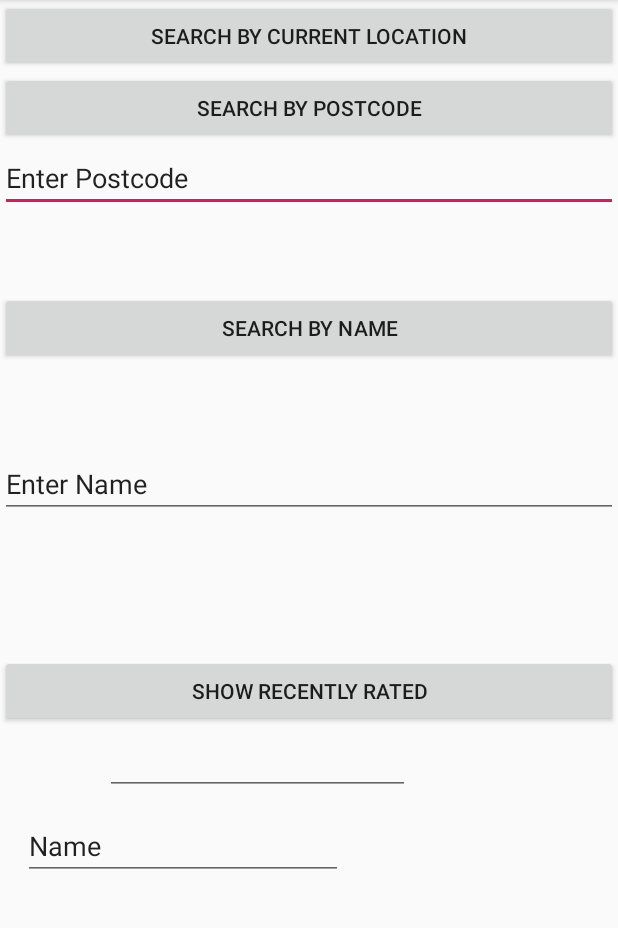
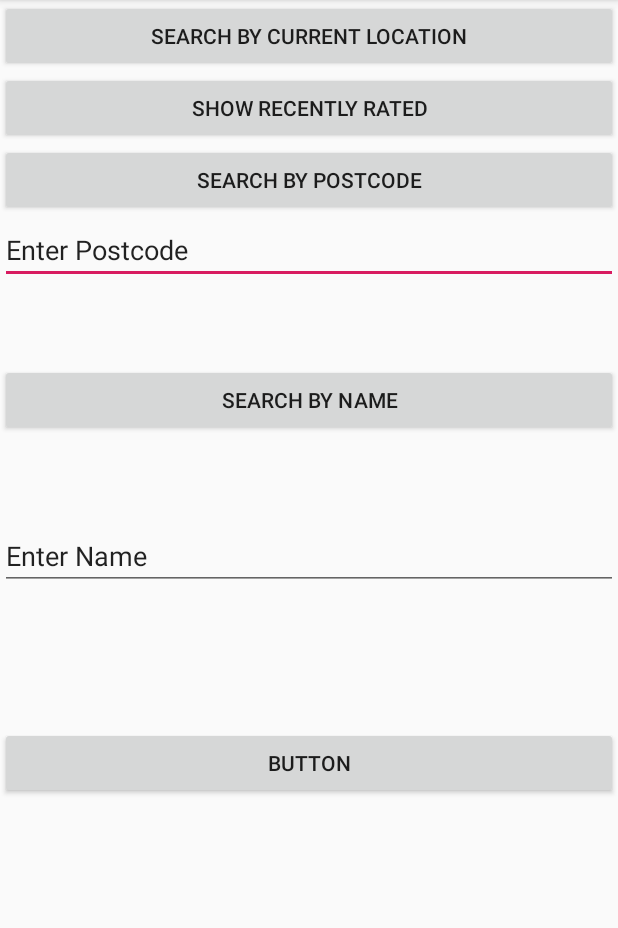
Before and after one commit to AdamPhilipSmith/HygieneRatingApp, an Android app: the screen it shows after launch (MainActivity), on a phone screen of 412 x 824 dp, the part 84-1012 px from its top. Run offline under Robolectric (Android 15) with nearby library versions, the phone set to English and light mode, and no system bars.

Commit message:
All buttons functional and parse JSON. All showing on other screen. Still issue with random button needed and other button not working first time

```diff
--- a/app/src/main/AndroidManifest.xml
+++ b/app/src/main/AndroidManifest.xml
@@ -20,6 +20,10 @@
                 <category android:name="android.intent.category.LAUNCHER" />
             </intent-filter>
         </activity>
+        <activity
+
+            android:name=".MainActivity2" >
+        </activity>
     </application>
 
 </manifest>
--- a/app/src/main/java/com/example/hygieneratingapp/MainActivity.java
+++ b/app/src/main/java/com/example/hygieneratingapp/MainActivity.java
@@ -5,6 +5,7 @@ import androidx.core.app.ActivityCompat;
 
 import android.Manifest;
 import android.content.Context;
+import android.content.Intent;
 import android.content.pm.PackageManager;
 import android.location.Location;
 import android.location.LocationListener;
@@ -13,23 +14,19 @@ import android.net.ConnectivityManager;
 import android.net.NetworkInfo;
 import android.os.Bundle;
 import android.os.StrictMode;
-import android.util.Log;
 import android.view.View;
 import android.widget.Button;
 import android.widget.EditText;
 import android.widget.TextView;
 
 import java.io.BufferedReader;
-import java.io.FileReader;
 import java.io.IOException;
 import java.io.InputStreamReader;
 import java.net.URL;
 import java.net.URLConnection;
-import org.json.*;
+
 import org.json.JSONArray;
 import org.json.JSONException;
-import org.json.JSONObject;
-
 
 
 public class MainActivity extends AppCompatActivity {
@@ -44,7 +41,10 @@ public class MainActivity extends AppCompatActivity {
     EditText input;
     private double lat;
     private double lng;
+    Button button;
+    Button button2;
     //private double lat2;
+    TextView display;
 
     @Override
 
@@ -52,6 +52,7 @@ public class MainActivity extends AppCompatActivity {
     protected void onCreate(Bundle savedInstanceState) {
         super.onCreate(savedInstanceState);
         setContentView(R.layout.activity_main);
+        addListenerOnButton();
 
         boolean ok = true;
         for (int i = 0; i < requiredPermissions.length; i++) {
@@ -64,6 +65,8 @@ public class MainActivity extends AppCompatActivity {
 
 
 
+
+
         //Allows Networking to be done in  the same thread
         StrictMode.ThreadPolicy policy  = new StrictMode.ThreadPolicy.Builder().permitAll().build();
         StrictMode.setThreadPolicy(policy);
@@ -71,9 +74,31 @@ public class MainActivity extends AppCompatActivity {
 
     }
 
+    public void addListenerOnButton() {
+        final Context context = this;
+
+        button = (Button) findViewById(R.id.button2);
+
+
+        button.setOnClickListener(new View.OnClickListener() {
+
+            @Override
+            public void onClick(View arg0) {
+
+                Intent intent = new Intent(context, MainActivity2.class);
+                startActivity(intent);
+
+            }
+
+        });
+
+
+    }
+
 
     public void Search(View v){
-        input = (EditText) findViewById(R.id.editText);
+        //input = (EditText) findViewById(R.id.Display3);
+
         ConnectivityManager connMgr = (ConnectivityManager) getSystemService(Context.CONNECTIVITY_SERVICE);
         NetworkInfo networkInfo = connMgr.getActiveNetworkInfo();
 
@@ -187,17 +212,28 @@ public class MainActivity extends AppCompatActivity {
                 }
                 in.close();
                 JSONArray aryJSONStrings = new JSONArray(responseBody);
-                String test3 = null;
+                String test3 = "";
                 for (int i=0; i<aryJSONStrings.length(); i++) {
-                    test3 += ("Address= ");
+                    test3 += ("Address = ");
                     test3 += aryJSONStrings.getJSONObject(i).getString("BusinessName");
-                    test3 += (" Rating= ");
-                    test3 += aryJSONStrings.getJSONObject(i).getString("RatingValue");
-                    test3 += (" ");
+                    test3 += ("\nPost Code = ");
+                    test3 += aryJSONStrings.getJSONObject(i).getString("PostCode");
+                    test3 += ("\nRating = ");
+
+                    // Changes Rating to 'Exempt' if it is '-1'.
+                    if (aryJSONStrings.getJSONObject(i).getString("RatingValue").equals("-1")){
+                        test3 += "Exempt";
+                    }
+                    else test3 += aryJSONStrings.getJSONObject(i).getString("RatingValue");
+                    test3 += ("\n\n\n");
                 }
                 //String response = obj.getString("id");
+                //String test = "test";
 
-                input.setText(test3);
+                //Sets intent so that the results can be displayed on the second page
+                Intent sendStuff = new Intent(this, MainActivity2.class);
+                sendStuff.putExtra("t", test3);
+                startActivity(sendStuff);
                 //input.setText(responseBody);
             }
             catch (IOException ioe){
--- a/app/src/main/res/layout/activity_main.xml
+++ b/app/src/main/res/layout/activity_main.xml
@@ -9,8 +9,8 @@
     <ScrollView
         android:layout_width="match_parent"
         android:layout_height="match_parent"
-        tools:layout_editor_absoluteX="-37dp"
-        tools:layout_editor_absoluteY="-16dp">
+        tools:layout_editor_absoluteX="453dp"
+        tools:layout_editor_absoluteY="-187dp">
 
         <LinearLayout
             android:id="@+id/linearLayout"
@@ -24,6 +24,13 @@
                 android:layout_height="wrap_content"
                 android:onClick="Search"
                 android:text="@string/SearchByLocation" />
+
+            <Button
+                android:id="@+id/showRecent"
+                android:layout_width="match_parent"
+                android:layout_height="wrap_content"
+                android:onClick="Search"
+                android:text="@string/ShowRecent" />
 
             <Button
                 android:id="@+id/SearchByPostCode"
@@ -59,32 +66,10 @@
                 android:text="@string/EnterName" />
 
             <Button
-                android:id="@+id/showRecent"
+                android:id="@+id/button2"
                 android:layout_width="match_parent"
                 android:layout_height="wrap_content"
-                android:onClick="Search"
-                android:text="@string/ShowRecent" />
-
-            <EditText
-                android:id="@+id/editText"
-                android:layout_width="203dp"
-                android:layout_height="wrap_content"
-                android:layout_marginStart="70dp"
-                android:layout_marginEnd="70dp"
-                android:layout_marginBottom="11dp"
-                android:ems="10"
-                android:inputType="textPersonName"
-                tools:text="0" />
-
-            <EditText
-                android:id="@+id/testBox"
-                android:layout_width="wrap_content"
-                android:layout_height="wrap_content"
-                android:layout_marginStart="15dp"
-                android:layout_marginBottom="33dp"
-                android:ems="10"
-                android:inputType="textPersonName"
-                android:text="Name" />
+                android:text="Button" />
 
         </LinearLayout>
     </ScrollView>
--- a/app/src/main/res/values/strings.xml
+++ b/app/src/main/res/values/strings.xml
@@ -6,6 +6,8 @@
     <string name="ShowRecent">Show Recently Rated</string>
     <string name="EnterPostcode">Enter Postcode</string>
     <string name="EnterName">Enter Name</string>
+    <string name="Display">Display</string>
+    <string name="BackButton">Search Again</string>
 
 
 </resources>
```
Also changed, not shown: app/src/main/java/com/example/hygieneratingapp/MainActivity2.java (added, +23 -0 lines), app/src/main/res/layout/activity_main2.xml (+23 -4 lines).
